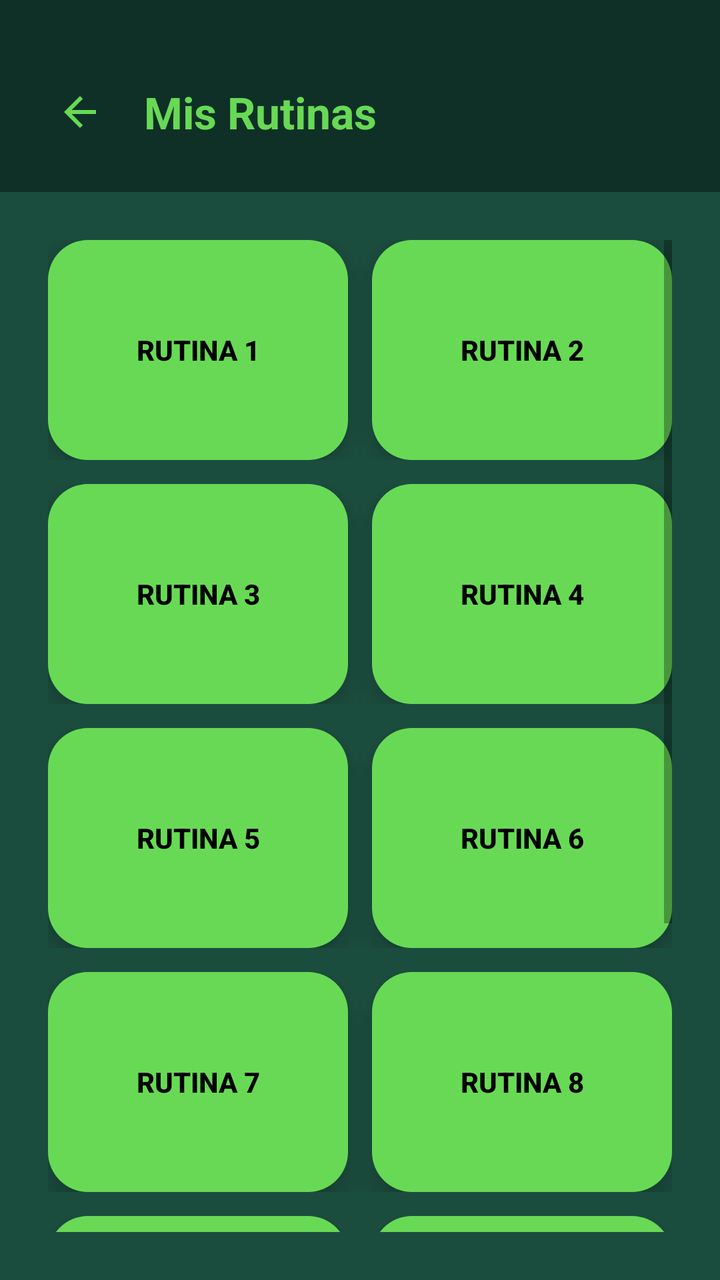
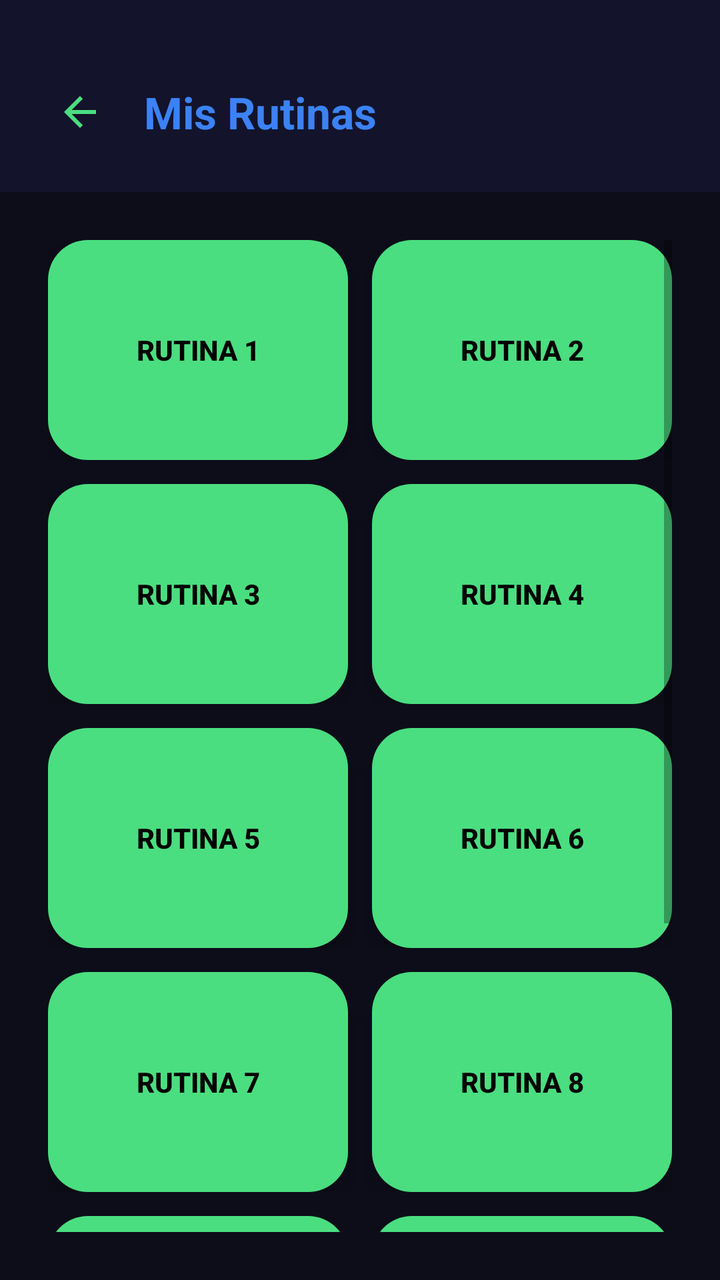

Two renders of the same Android screen: before a commit and after it. Below are the layout's source before the change and the commit's diff.
<!-- AndroidManifest.xml: activity theme Theme.GimnasioPro -->
<!-- res/layout/activity_rutinas.xml -->
<?xml version="1.0" encoding="utf-8"?>
<LinearLayout xmlns:android="http://schemas.android.com/apk/res/android"
    xmlns:tools="http://schemas.android.com/tools"
    android:layout_width="match_parent"
    android:layout_height="match_parent"
    android:orientation="vertical"
    android:background="@color/dark_green_background"
    android:fitsSystemWindows="true"
    tools:context=".RutinasActivity">

    
    <LinearLayout
        android:layout_width="match_parent"
        android:layout_height="wrap_content"
        android:orientation="horizontal"
        android:gravity="center_vertical"
        android:paddingStart="16dp"
        android:paddingEnd="16dp"
        android:paddingBottom="16dp"
        android:paddingTop="32dp"
        android:background="@color/darker_green_header">

        <ImageButton
            android:id="@+id/btnBack"
            android:layout_width="48dp"
            android:layout_height="48dp"
            android:background="?attr/selectableItemBackgroundBorderless"
            android:src="@drawable/ic_arrow_back"
            android:contentDescription="@string/btn_volver"
            android:scaleType="centerInside"
            android:clickable="true"
            android:focusable="true" />

        <TextView
            android:layout_width="0dp"
            android:layout_height="wrap_content"
            android:layout_weight="1"
            android:layout_marginStart="8dp"
            android:text="@string/titulo_rutinas"
            android:textSize="22sp"
            android:textStyle="bold"
            android:textColor="@color/electric_green_button" />
    </LinearLayout>

    <LinearLayout
        android:layout_width="match_parent"
        android:layout_height="0dp"
        android:layout_weight="1"
        android:orientation="vertical"
        android:gravity="center"
        android:padding="24dp">

    <ScrollView
        android:layout_width="match_parent"
        android:layout_height="0dp"
        android:layout_weight="1">

        <LinearLayout
            android:layout_width="match_parent"
            android:layout_height="wrap_content"
            android:orientation="vertical">

            
            <LinearLayout
                android:layout_width="match_parent"
                android:layout_height="wrap_content"
                android:orientation="horizontal"
                android:layout_marginBottom="12dp">

                <Button
                    android:id="@+id/btnRutina1"
                    android:layout_width="0dp"
                    android:layout_height="110dp"
                    android:layout_weight="1"
                    android:layout_marginEnd="6dp"
                    android:text="@string/rutina_1"
                    android:textSize="14sp"
                    android:textStyle="bold"
                    android:textColor="@color/text_on_button"
                    android:background="@drawable/btn_rounded_green"
                    android:elevation="8dp"
                    android:stateListAnimator="@null" />

                <Button
                    android:id="@+id/btnRutina2"
                    android:layout_width="0dp"
                    android:layout_height="110dp"
                    android:layout_weight="1"
                    android:layout_marginStart="6dp"
                    android:text="@string/rutina_2"
                    android:textSize="14sp"
                    android:textStyle="bold"
                    android:textColor="@color/text_on_button"
                    android:background="@drawable/btn_rounded_green"
                    android:elevation="8dp"
                    android:stateListAnimator="@null" />
            </LinearLayout>

            
            <LinearLayout
                android:layout_width="match_parent"
                android:layout_height="wrap_content"
                android:orientation="horizontal"
                android:layout_marginBottom="12dp">

                <Button
                    android:id="@+id/btnRutina3"
                    android:layout_width="0dp"
                    android:layout_height="110dp"
                    android:layout_weight="1"
                    android:layout_marginEnd="6dp"
                    android:text="@string/rutina_3"
                    android:textSize="14sp"
                    android:textStyle="bold"
                    android:textColor="@color/text_on_button"
                    android:background="@drawable/btn_rounded_green"
                    android:elevation="8dp"
                    android:stateListAnimator="@null" />

                <Button
                    android:id="@+id/btnRutina4"
                    android:layout_width="0dp"
                    android:layout_height="110dp"
                    android:layout_weight="1"
                    android:layout_marginStart="6dp"
                    android:text="@string/rutina_4"
                    android:textSize="14sp"
                    android:textStyle="bold"
                    android:textColor="@color/text_on_button"
                    android:background="@drawable/btn_rounded_green"
                    android:elevation="8dp"
                    android:stateListAnimator="@null" />
            </LinearLayout>

            
            <LinearLayout
                android:layout_width="match_parent"
                android:layout_height="wrap_content"
                android:orientation="horizontal"
                android:layout_marginBottom="12dp">

                <Button
                    android:id="@+id/btnRutina5"
                    android:layout_width="0dp"
                    android:layout_height="110dp"
                    android:layout_weight="1"
                    android:layout_marginEnd="6dp"
                    android:text="@string/rutina_5"
                    android:textSize="14sp"
                    android:textStyle="bold"
                    android:textColor="@color/text_on_button"
                    android:background="@drawable/btn_rounded_green"
                    android:elevation="8dp"
                    android:stateListAnimator="@null" />

                <Button
                    android:id="@+id/btnRutina6"
                    android:layout_width="0dp"
                    android:layout_height="110dp"
                    android:layout_weight="1"
                    android:layout_marginStart="6dp"
                    android:text="@string/rutina_6"
                    android:textSize="14sp"
                    android:textStyle="bold"
                    android:textColor="@color/text_on_button"
                    android:background="@drawable/btn_rounded_green"
                    android:elevation="8dp"
                    android:stateListAnimator="@null" />
            </LinearLayout>

            
            <LinearLayout
                android:layout_width="match_parent"
                android:layout_height="wrap_content"
                android:orientation="horizontal"
                android:layout_marginBottom="12dp">

                <Button
                    android:id="@+id/btnRutina7"
                    android:layout_width="0dp"
                    android:layout_height="110dp"
                    android:layout_weight="1"
                    android:layout_marginEnd="6dp"
                    android:text="@string/rutina_7"
                    android:textSize="14sp"
                    android:textStyle="bold"
                    android:textColor="@color/text_on_button"
                    android:background="@drawable/btn_rounded_green"
                    android:elevation="8dp"
                    android:stateListAnimator="@null" />

                <Button
                    android:id="@+id/btnRutina8"
                    android:layout_width="0dp"
                    android:layout_height="110dp"
                    android:layout_weight="1"
                    android:layout_marginStart="6dp"
                    android:text="@string/rutina_8"
                    android:textSize="14sp"
                    android:textStyle="bold"
                    android:textColor="@color/text_on_button"
                    android:background="@drawable/btn_rounded_green"
                    android:elevation="8dp"
                    android:stateListAnimator="@null" />
            </LinearLayout>

            
            <LinearLayout
                android:layout_width="match_parent"
                android:layout_height="wrap_content"
                android:orientation="horizontal"
                android:layout_marginBottom="12dp">

                <Button
                    android:id="@+id/btnRutina9"
                    android:layout_width="0dp"
                    android:layout_height="110dp"
                    android:layout_weight="1"
                    android:layout_marginEnd="6dp"
                    android:text="@string/rutina_9"
                    android:textSize="14sp"
                    android:textStyle="bold"
                    android:textColor="@color/text_on_button"
                    android:background="@drawable/btn_rounded_green"
                    android:elevation="8dp"
                    android:stateListAnimator="@null" />

                <Button
                    android:id="@+id/btnRutina10"
                    android:layout_width="0dp"
                    android:layout_height="110dp"
                    android:layout_weight="1"
                    android:layout_marginStart="6dp"
                    android:text="@string/rutina_10"
                    android:textSize="14sp"
                    android:textStyle="bold"
                    android:textColor="@color/text_on_button"
                    android:background="@drawable/btn_rounded_green"
                    android:elevation="8dp"
                    android:stateListAnimator="@null" />
            </LinearLayout>

            
            <LinearLayout
                android:id="@+id/rowRutinas11_12"
                android:layout_width="match_parent"
                android:layout_height="wrap_content"
                android:orientation="horizontal"
                android:layout_marginBottom="12dp"
                android:visibility="gone">

                <Button
                    android:id="@+id/btnRutina11"
                    android:layout_width="0dp"
                    android:layout_height="110dp"
                    android:layout_weight="1"
                    android:layout_marginEnd="6dp"
                    android:text="Rutina 11"
                    android:textSize="14sp"
                    android:textStyle="bold"
                    android:textColor="@color/text_on_button"
                    android:background="@drawable/btn_rounded_green"
                    android:elevation="8dp"
                    android:stateListAnimator="@null" />

                <Button
                    android:id="@+id/btnRutina12"
                    android:layout_width="0dp"
                    android:layout_height="110dp"
                    android:layout_weight="1"
                    android:layout_marginStart="6dp"
                    android:text="Rutina 12"
                    android:textSize="14sp"
                    android:textStyle="bold"
                    android:textColor="@color/text_on_button"
                    android:background="@drawable/btn_rounded_green"
                    android:elevation="8dp"
                    android:stateListAnimator="@null" />
            </LinearLayout>

            <LinearLayout
                android:id="@+id/rowRutinas13_14"
                android:layout_width="match_parent"
                android:layout_height="wrap_content"
                android:orientation="horizontal"
                android:layout_marginBottom="12dp"
                android:visibility="gone">

                <Button
                    android:id="@+id/btnRutina13"
                    android:layout_width="0dp"
                    android:layout_height="110dp"
                    android:layout_weight="1"
                    android:layout_marginEnd="6dp"
                    android:text="Rutina 13"
                    android:textSize="14sp"
                    android:textStyle="bold"
                    android:textColor="@color/text_on_button"
                    android:background="@drawable/btn_rounded_green"
                    android:elevation="8dp"
                    android:stateListAnimator="@null" />

                <Button
                    android:id="@+id/btnRutina14"
                    android:layout_width="0dp"
                    android:layout_height="110dp"
                    android:layout_weight="1"
                    android:layout_marginStart="6dp"
                    android:text="Rutina 14"
                    android:textSize="14sp"
                    android:textStyle="bold"
                    android:textColor="@color/text_on_button"
                    android:background="@drawable/btn_rounded_green"
                    android:elevation="8dp"
                    android:stateListAnimator="@null" />
            </LinearLayout>

            <LinearLayout
                android:id="@+id/rowRutinas15_16"
                android:layout_width="match_parent"
                android:layout_height="wrap_content"
                android:orientation="horizontal"
                android:layout_marginBottom="12dp"
                android:visibility="gone">

                <Button
                    android:id="@+id/btnRutina15"
                    android:layout_width="0dp"
                    android:layout_height="110dp"
                    android:layout_weight="1"
                    android:layout_marginEnd="6dp"
                    android:text="Rutina 15"
                    android:textSize="14sp"
                    android:textStyle="bold"
                    android:textColor="@color/text_on_button"
                    android:background="@drawable/btn_rounded_green"
                    android:elevation="8dp"
                    android:stateListAnimator="@null" />

                <Button
                    android:id="@+id/btnRutina16"
                    android:layout_width="0dp"
                    android:layout_height="110dp"
                    android:layout_weight="1"
                    android:layout_marginStart="6dp"
                    android:text="Rutina 16"
                    android:textSize="14sp"
                    android:textStyle="bold"
                    android:textColor="@color/text_on_button"
                    android:background="@drawable/btn_rounded_green"
                    android:elevation="8dp"
                    android:stateListAnimator="@null" />
            </LinearLayout>

            <LinearLayout
                android:id="@+id/rowRutinas17_18"
                android:layout_width="match_parent"
                android:layout_height="wrap_content"
                android:orientation="horizontal"
                android:layout_marginBottom="12dp"
                android:visibility="gone">

                <Button
                    android:id="@+id/btnRutina17"
                    android:layout_width="0dp"
                    android:layout_height="110dp"
                    android:layout_weight="1"
                    android:layout_marginEnd="6dp"
                    android:text="Rutina 17"
                    android:textSize="14sp"
                    android:textStyle="bold"
                    android:textColor="@color/text_on_button"
                    android:background="@drawable/btn_rounded_green"
                    android:elevation="8dp"
                    android:stateListAnimator="@null" />

                <Button
                    android:id="@+id/btnRutina18"
                    android:layout_width="0dp"
                    android:layout_height="110dp"
                    android:layout_weight="1"
                    android:layout_marginStart="6dp"
                    android:text="Rutina 18"
                    android:textSize="14sp"
                    android:textStyle="bold"
                    android:textColor="@color/text_on_button"
                    android:background="@drawable/btn_rounded_green"
                    android:elevation="8dp"
                    android:stateListAnimator="@null" />
            </LinearLayout>

            <LinearLayout
                android:id="@+id/rowRutinas19_20"
                android:layout_width="match_parent"
                android:layout_height="wrap_content"
                android:orientation="horizontal"
                android:layout_marginBottom="12dp"
                android:visibility="gone">

                <Button
                    android:id="@+id/btnRutina19"
                    android:layout_width="0dp"
                    android:layout_height="110dp"
                    android:layout_weight="1"
                    android:layout_marginEnd="6dp"
                    android:text="Rutina 19"
                    android:textSize="14sp"
                    android:textStyle="bold"
                    android:textColor="@color/text_on_button"
                    android:background="@drawable/btn_rounded_green"
                    android:elevation="8dp"
                    android:stateListAnimator="@null" />

                <Button
                    android:id="@+id/btnRutina20"
                    android:layout_width="0dp"
                    android:layout_height="110dp"
                    android:layout_weight="1"
                    android:layout_marginStart="6dp"
                    android:text="Rutina 20"
                    android:textSize="14sp"
                    android:textStyle="bold"
                    android:textColor="@color/text_on_button"
                    android:background="@drawable/btn_rounded_green"
                    android:elevation="8dp"
                    android:stateListAnimator="@null" />
            </LinearLayout>

            
            <LinearLayout
                android:layout_width="match_parent"
                android:layout_height="wrap_content"
                android:orientation="horizontal"
                android:gravity="center"
                android:layout_marginTop="16dp"
                android:layout_marginBottom="24dp">

                <Button
                    android:id="@+id/btnDecrementarRutinas"
                    android:layout_width="70dp"
                    android:layout_height="70dp"
                    android:text="-"
                    android:textSize="32sp"
                    android:textStyle="bold"
                    android:textColor="@color/text_on_button"
                    android:background="@drawable/btn_rounded_green"
                    android:elevation="8dp"
                    android:stateListAnimator="@null" />

                <TextView
                    android:id="@+id/tvContadorRutinas"
                    android:layout_width="wrap_content"
                    android:layout_height="wrap_content"
                    android:layout_marginStart="24dp"
                    android:layout_marginEnd="24dp"
                    android:text="10"
                    android:textSize="24sp"
                    android:textStyle="bold"
                    android:textColor="@color/electric_green_button" />

                <Button
                    android:id="@+id/btnIncrementarRutinas"
                    android:layout_width="70dp"
                    android:layout_height="70dp"
                    android:text="+"
                    android:textSize="32sp"
                    android:textStyle="bold"
                    android:textColor="@color/text_on_button"
                    android:background="@drawable/btn_rounded_green"
                    android:elevation="8dp"
                    android:stateListAnimator="@null" />

            </LinearLayout>

        </LinearLayout>
    </ScrollView>
    </LinearLayout>

</LinearLayout>
<!-- resources referenced by this layout -->
<resources>
  <color name="dark_green_background">#FF1B4D3E</color>
  <color name="darker_green_header">#FF0F3027</color>
  <color name="electric_green_button">#68D955</color>
  <color name="text_on_button">#FF000000</color>
  <!-- drawable btn_rounded_green (drawable) -->
  <?xml version="1.0" encoding="utf-8"?>
  <ripple xmlns:android="http://schemas.android.com/apk/res/android"
      android:color="@color/electric_green_button">
      <item>
          <shape android:shape="rectangle">
              <solid android:color="@color/electric_green_button" />
              <corners android:radius="20dp" />
          </shape>
      </item>
  </ripple>
  <!-- drawable ic_arrow_back (drawable) -->
  <?xml version="1.0" encoding="utf-8"?>
  <vector xmlns:android="http://schemas.android.com/apk/res/android"
      android:width="24dp"
      android:height="24dp"
      android:viewportWidth="24"
      android:viewportHeight="24"
      android:tint="@color/electric_green_button">
      <path
          android:fillColor="@android:color/white"
          android:pathData="M20,11H7.83l5.59,-5.59L12,4l-8,8 8,8 1.41,-1.41L7.83,13H20v-2z"/>
  </vector>
  <string name="btn_volver">Volver</string>
  <string name="rutina_1">Rutina 1</string>
  <string name="rutina_10">Rutina 10</string>
  <string name="rutina_2">Rutina 2</string>
  <string name="rutina_3">Rutina 3</string>
  <string name="rutina_4">Rutina 4</string>
  <string name="rutina_5">Rutina 5</string>
  <string name="rutina_6">Rutina 6</string>
  <string name="rutina_7">Rutina 7</string>
  <string name="rutina_8">Rutina 8</string>
  <string name="rutina_9">Rutina 9</string>
  <string name="titulo_rutinas">Mis Rutinas</string>
  <style name="Theme.GimnasioPro" parent="Theme.AppCompat.Light.NoActionBar">
          
          <item name="colorPrimary">@color/electric_green_button</item>
          <item name="colorPrimaryDark">@color/dark_green_background</item>
          <item name="colorAccent">@color/electric_green_button</item>
          <item name="android:windowBackground">@color/dark_green_background</item>
          <item name="android:statusBarColor">@color/dark_green_background</item>
          <item name="android:navigationBarColor">@color/dark_green_background</item>
          <item name="android:fitsSystemWindows">true</item>
      </style>
</resources>

<!-- the commit's change to res/layout/activity_rutinas.xml (unified diff, before → after) -->
@@ -39,7 +39,7 @@
             android:text="@string/titulo_rutinas"
             android:textSize="22sp"
             android:textStyle="bold"
-            android:textColor="@color/electric_green_button" />
+            android:textColor="@color/accent_blue" />
     </LinearLayout>
 
     <LinearLayout
@@ -443,7 +443,7 @@
                     android:textSize="32sp"
                     android:textStyle="bold"
                     android:textColor="@color/text_on_button"
-                    android:background="@drawable/btn_rounded_green"
+                    android:background="@drawable/bg_card_trainer"
                     android:elevation="8dp"
                     android:stateListAnimator="@null" />
 
@@ -456,7 +456,7 @@
                     android:text="10"
                     android:textSize="24sp"
                     android:textStyle="bold"
-                    android:textColor="@color/electric_green_button" />
+                    android:textColor="@color/accent_blue" />
 
                 <Button
                     android:id="@+id/btnIncrementarRutinas"
@@ -466,7 +466,7 @@
                     android:textSize="32sp"
                     android:textStyle="bold"
                     android:textColor="@color/text_on_button"
-                    android:background="@drawable/btn_rounded_green"
+                    android:background="@drawable/bg_card_trainer"
                     android:elevation="8dp"
                     android:stateListAnimator="@null" />
 
<!-- resource entries referenced after the edit -->
@@ -1,9 +1,18 @@
 <!-- resources referenced by this layout -->
 <resources>
-  <color name="dark_green_background">#FF1B4D3E</color>
-  <color name="darker_green_header">#FF0F3027</color>
-  <color name="electric_green_button">#68D955</color>
+  <color name="accent_blue">#3B82F6</color>
+  <color name="dark_green_background">@color/dark_background</color>
+  <color name="darker_green_header">@color/dark_background_secondary</color>
+  <color name="electric_green_button">@color/accent_green</color>
+  <color name="accent_green">#4ADE80</color>
   <color name="text_on_button">#FF000000</color>
+  <!-- drawable bg_card_trainer (drawable) -->
+  <?xml version="1.0" encoding="utf-8"?>
+  <shape xmlns:android="http://schemas.android.com/apk/res/android"
+      android:shape="rectangle">
+      <solid android:color="@color/card_trainer" />
+      <corners android:radius="16dp" />
+  </shape>
   <!-- drawable btn_rounded_green (drawable) -->
   <?xml version="1.0" encoding="utf-8"?>
   <ripple xmlns:android="http://schemas.android.com/apk/res/android"
@@ -49,5 +58,8 @@
           <item name="android:navigationBarColor">@color/dark_green_background</item>
           <item name="android:fitsSystemWindows">true</item>
       </style>
+  <color name="dark_background">#0D0D1A</color>
+  <color name="dark_background_secondary">#13132B</color>
+  <color name="card_trainer">#4338CA</color>
 </resources>
 
